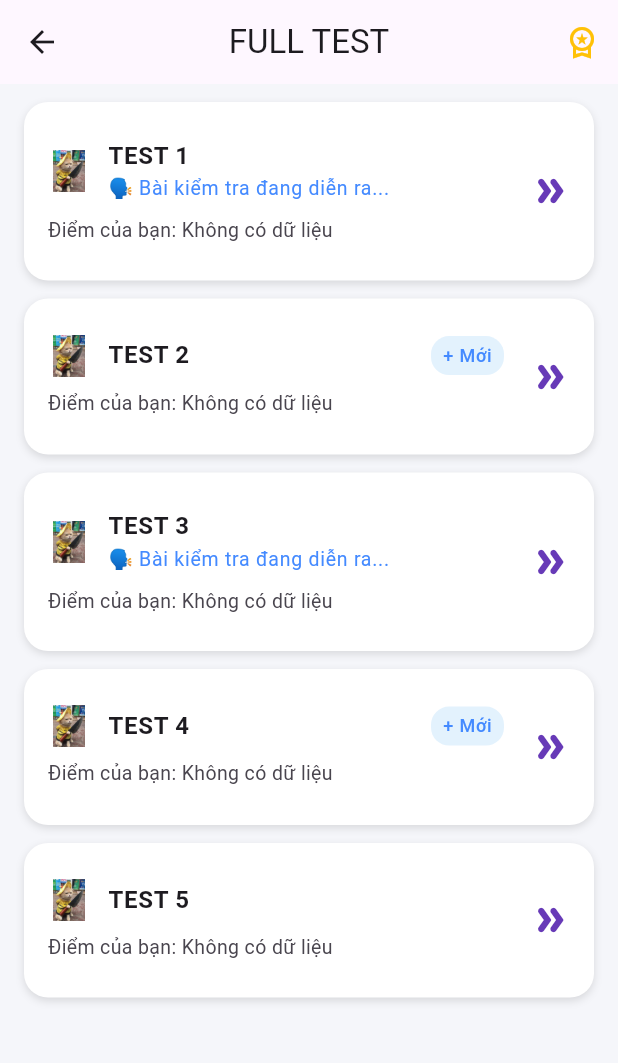
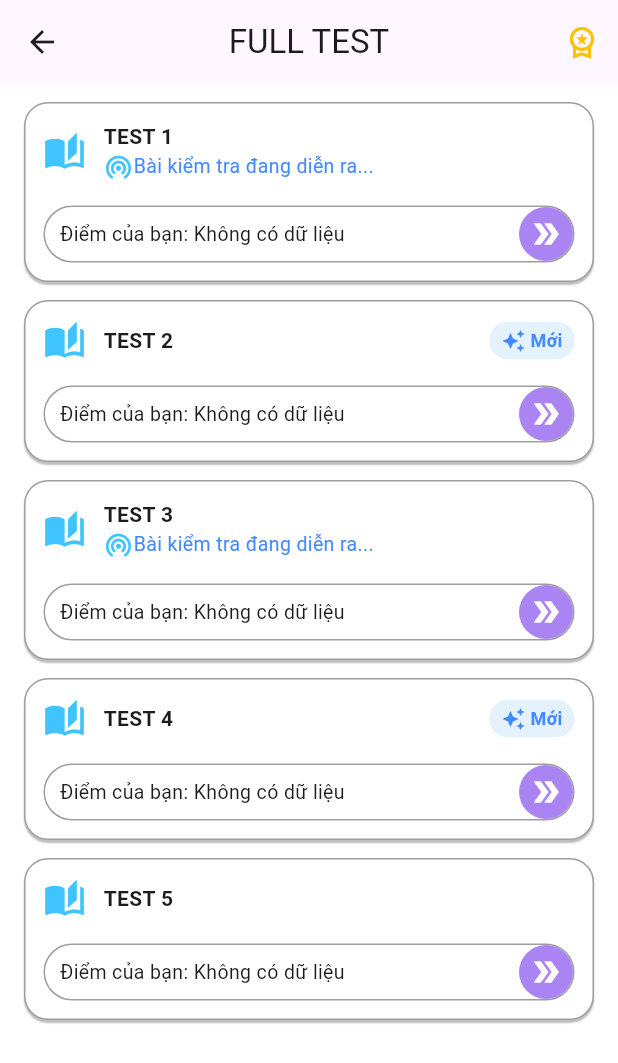
Before and after one commit to phuc1st/engenius-app-frontend, a Flutter app: the FullTestScreen screen opened directly, on a phone screen of 412 x 824 dp. Shown: the top 1063 px of the screen. Run offline on Flutter 3.47's test engine with Material 3 defaults, Android fonts, the phone set to English and light mode, and no system bars; our stand-ins replace audioplayers, dio, flutter_dotenv, flutter_riverpod, flutter_secure_storage, flutter_tts and 2 more; accounts and stored records are empty.

Commit message:
refac: edit list_test_screen interface

```diff
--- a/lib/ui/toeic_practice/list_test/widgets/list_test_screen.dart
+++ b/lib/ui/toeic_practice/list_test/widgets/list_test_screen.dart
@@ -17,9 +17,12 @@ class FullTestScreen extends StatelessWidget {
         ),
         actions: [
           IconButton(
-            icon: const Icon(Icons.workspace_premium_outlined, color: Colors.amber),
+            icon: const Icon(
+              Icons.workspace_premium_outlined,
+              color: Colors.amber,
+            ),
             onPressed: () {},
-          )
+          ),
         ],
       ),
       body: ListView.builder(
@@ -27,37 +30,74 @@ class FullTestScreen extends StatelessWidget {
         itemCount: tests.length,
         itemBuilder: (context, index) {
           final testNumber = tests[index];
-          final isOngoing = testNumber == 1 || testNumber == 3;
+          final isTakingTest = testNumber == 1 || testNumber == 3;
           final isNew = testNumber == 2 || testNumber == 4;
 
-          return Container(
+          return testItem(
+            testNumber: testNumber,
+            isTakingTest: isTakingTest,
+            isNew: isNew,
+            onTap: onTestItemTap
+          );
+        },
+      ),
+      backgroundColor: Colors.white,
+    );
+  }
+
+  Widget testItem({
+    required int testNumber,
+    required bool isTakingTest,
+    bool isNew = false,
+    double? score,
+    required void Function(int) onTap,
+  }) {
+    return GestureDetector(
+      onTap: () => onTap(testNumber),
+      child: Container(
         margin: const EdgeInsets.only(bottom: 12),
         decoration: BoxDecoration(
           color: Colors.white,
           borderRadius: BorderRadius.circular(16),
-              boxShadow: const [
-                BoxShadow(color: Colors.black12, blurRadius: 4, offset: Offset(0, 2)),
+          border: Border.all(color: Colors.grey, width: 1),
+          boxShadow: [
+            BoxShadow(
+              color: Colors.grey.shade400,
+              blurRadius: 0.2,
+              offset: Offset(0, 2),
+            ),
           ],
         ),
-            child: ListTile(
-              contentPadding: const EdgeInsets.all(16),
-              title: Row(
+        child: Padding(
+          padding: const EdgeInsets.all(12),
+          child: Column(
             children: [
-                  Image.asset(
-                    'assets/images/cat.png',
-                    width: 28,
-                    height: 28,
+              Row(
+                children: [
+                  Icon(
+                    Icons.auto_stories,
+                    size: 28,
+                    color: Colors.lightBlueAccent,
                   ),
                   const SizedBox(width: 12),
                   Expanded(
                     child: Column(
                       crossAxisAlignment: CrossAxisAlignment.start,
                       children: [
-                        Text("TEST $testNumber",
-                            style: const TextStyle(fontWeight: FontWeight.bold)),
-                        if (isOngoing)
+                        Text(
+                          "TEST $testNumber",
+                          style: const TextStyle(fontWeight: FontWeight.bold),
+                        ),
+                        if (isTakingTest)
+                          Row(
+                            children: [
+                              const Icon(
+                                Icons.wifi_tethering_rounded,
+                                size: 20,
+                                color: Colors.lightBlueAccent,
+                              ),
                               const Text(
-                            "🗣️ Bài kiểm tra đang diễn ra...",
+                                "Bài kiểm tra đang diễn ra...",
                                 style: TextStyle(
                                   color: Colors.blueAccent,
                                   fontSize: 13,
@@ -65,46 +105,75 @@ class FullTestScreen extends StatelessWidget {
                               ),
                             ],
                           ),
+                      ],
+                    ),
                   ),
                   if (isNew)
                     Container(
-                      padding:
-                      const EdgeInsets.symmetric(horizontal: 8, vertical: 4),
+                      padding: const EdgeInsets.symmetric(
+                        horizontal: 8,
+                        vertical: 4,
+                      ),
                       decoration: BoxDecoration(
                         color: Colors.blue.shade50,
                         borderRadius: BorderRadius.circular(12),
                       ),
-                      child: const Text(
-                        "+ Mới",
+                      child: Row(
+                        children: [
+                          Icon(
+                            Icons.auto_awesome_sharp,
+                            color: Colors.blueAccent,
+                            size: 16,
+                          ),
+                          const Text(
+                            " Mới",
                             style: TextStyle(
                               color: Colors.blueAccent,
                               fontSize: 12,
-                          fontWeight: FontWeight.w500,
+                              fontWeight: FontWeight.w700,
                             ),
                           ),
-                    )
                         ],
                       ),
-              subtitle: const Padding(
-                padding: EdgeInsets.only(top: 8.0),
-                child: Text(
-                  "Điểm của bạn: Không có dữ liệu",
+                    ),
+                ],
+              ),
+              SizedBox(height: 16),
+              Container(
+                padding: EdgeInsetsGeometry.only(left: 10),
+                decoration: BoxDecoration(
+                  borderRadius: BorderRadius.circular(20),
+                  border: Border.all(color: Colors.grey, width: 1),
+                ),
+                child: Row(
+                  mainAxisAlignment: MainAxisAlignment.spaceBetween,
+                  children: [
+                    Text(
+                      "Điểm của bạn: ${score ?? "Không có dữ liệu"}",
                       style: TextStyle(fontSize: 13),
                     ),
+                    Container(
+                      padding: const EdgeInsets.all(6),
+                      decoration: BoxDecoration(
+                        color: const Color(0xFFAA84F3),
+                        borderRadius: BorderRadius.circular(19.5),
                       ),
-              trailing: const Icon(
-                Icons.double_arrow_rounded,
-                color: Colors.deepPurple,
-                size: 28,
+                      child: const Icon(
+                        Icons.double_arrow,
+                        color: Colors.white,
                       ),
-              onTap: () {
-                // Xử lý khi nhấn vào test
-              },
+                    ),
+                  ],
+                ),
+              ),
+            ],
+          ),
+        ),
       ),
     );
-        },
-      ),
-      backgroundColor: const Color(0xFFF5F6FA),
-    );
+  }
+
+  void onTestItemTap(int testNumber){
+    print("Tap on: $testNumber");
   }
 }
```
Also changed, not shown: 1 other file. Lines whose indentation alone changed are shown as unchanged.
